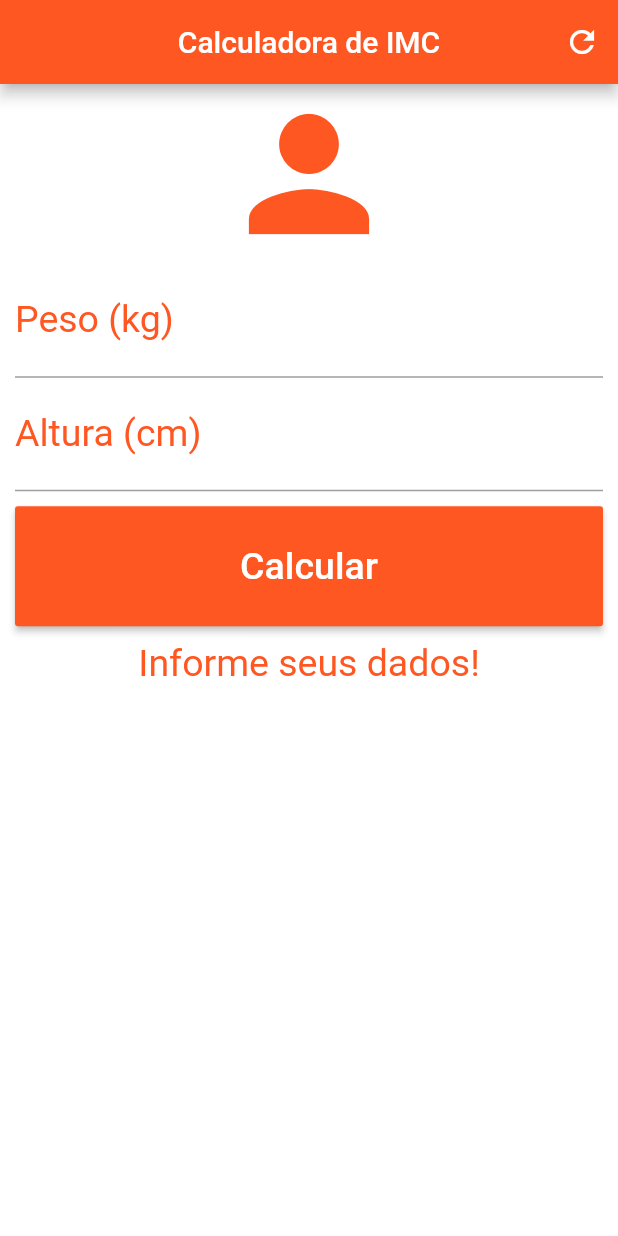
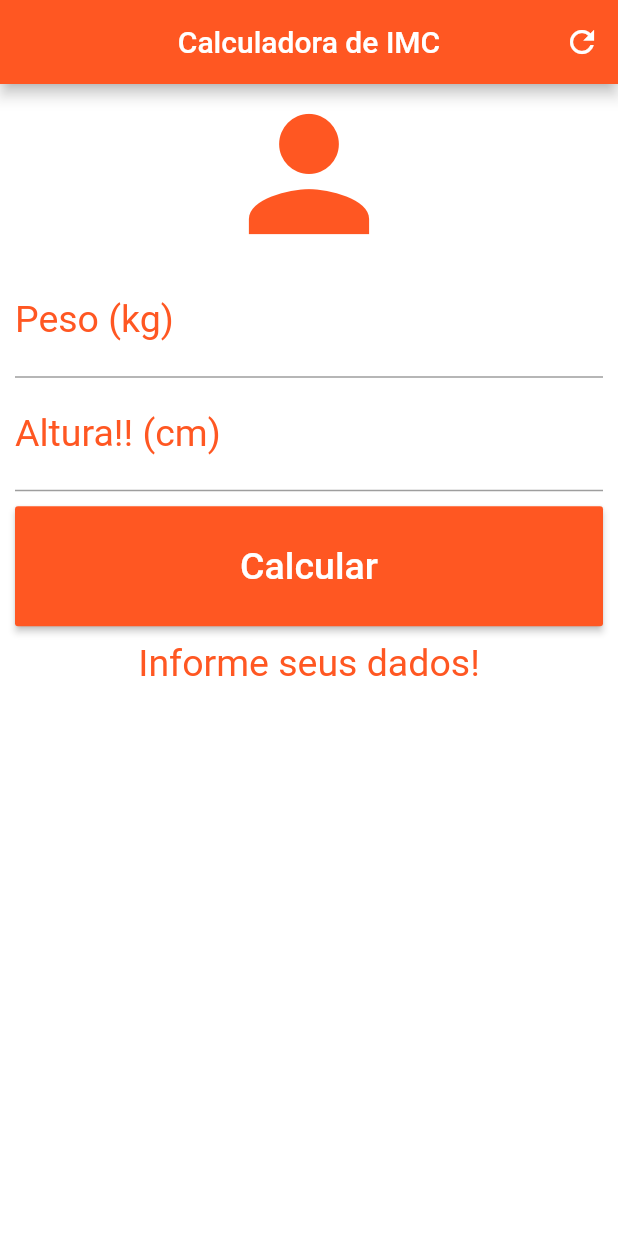
Before and after one commit to leordrigues/contador_imc, a Flutter app: the screen it shows after launch, on a phone screen of 412 x 824 dp. Run offline on Flutter 3.47's test engine with Material 2 defaults, Android fonts, the phone set to English and light mode, and no system bars.

Commit message:
Commit_Diario07

```diff
--- a/lib/main.dart
+++ b/lib/main.dart
@@ -90,7 +90,7 @@ class _HomeState extends State<Home> {
                   TextFormField(
                     keyboardType: TextInputType.number,
                     decoration: InputDecoration(
-                        labelText: "Altura (cm)",
+                        labelText: "Altura!! (cm)",
                         labelStyle: TextStyle(color: Colors.deepOrange)),
                     textAlign: TextAlign.center,
                     style: TextStyle(color: Colors.deepOrange, fontSize: 25.0),
```
